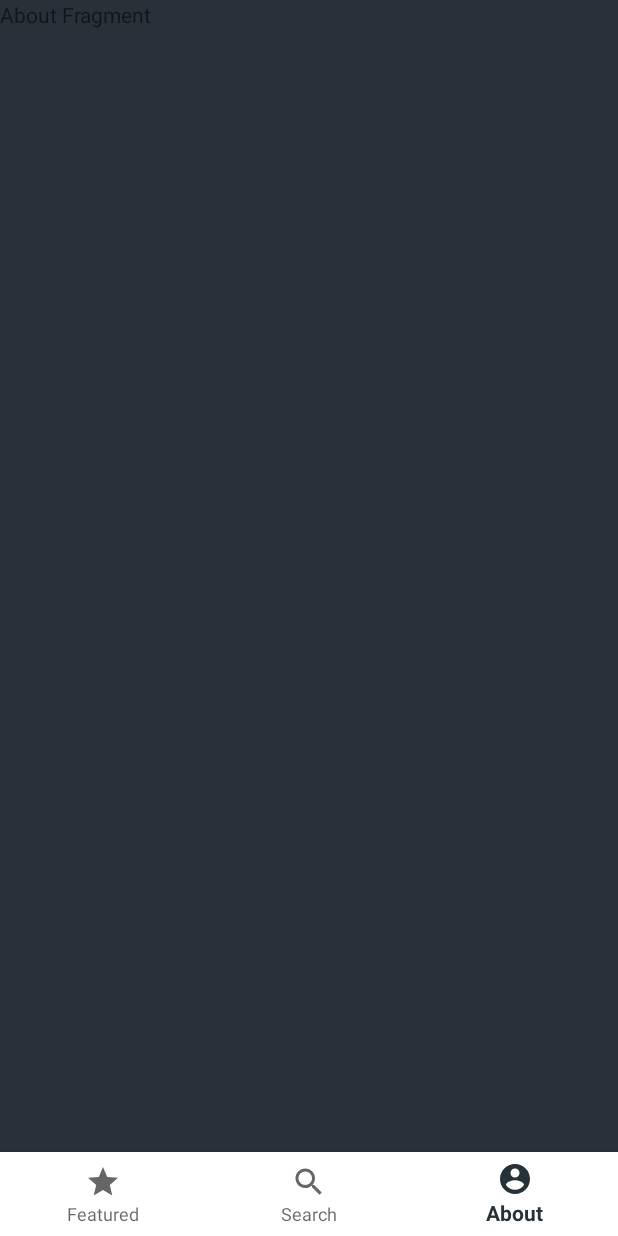
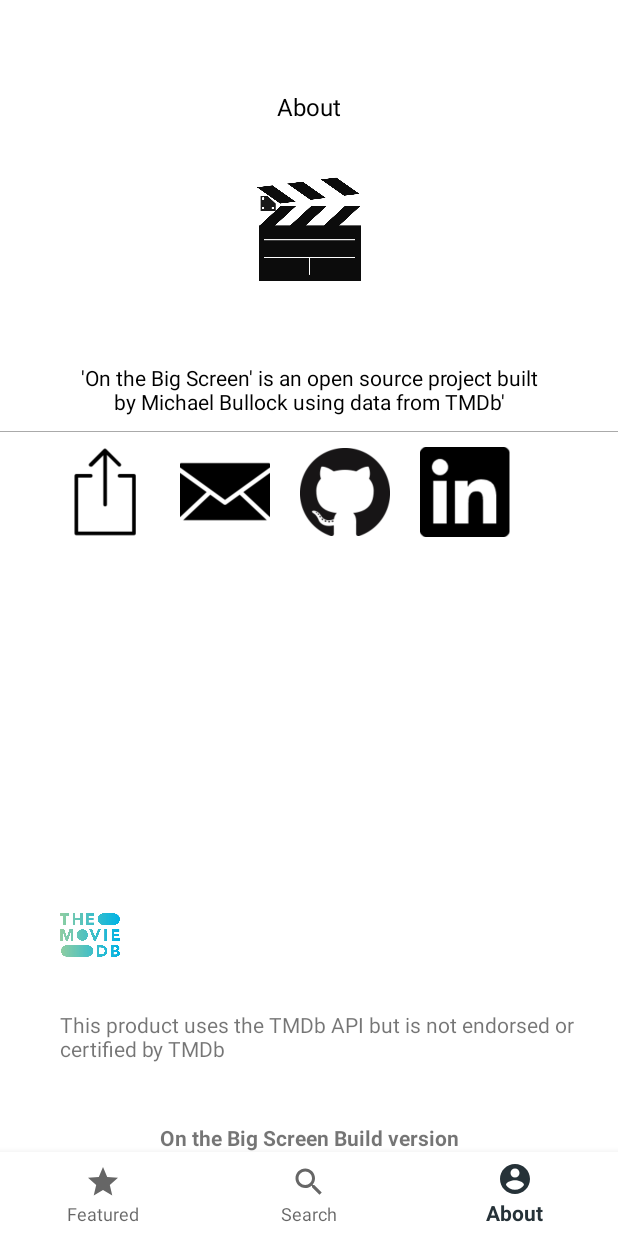
Before and after one commit to mike976/OnTheBigScreenApp_Android, an Android app: the screen it shows after launch (MainActivity), item 3 of the bottom bar chosen, on a phone screen of 412 x 824 dp. Run offline under Robolectric (Android 15) with nearby library versions, the phone set to English and light mode, and no system bars; our stand-ins replace Dagger/Hilt's generated code, paging; libraries missing offline, so code that uses them is left out: androidx.paging; pictures from the network do not load; 8 statements that could not run were skipped.

Commit message:
completed about page

```diff
--- a/app/src/main/java/com/mike976/onthebigscreen/view/fragment/about/AboutFragment.kt
+++ b/app/src/main/java/com/mike976/onthebigscreen/view/fragment/about/AboutFragment.kt
@@ -1,22 +1,18 @@
 package com.mike976.onthebigscreen.view.fragment.about
 
-import androidx.lifecycle.ViewModelProviders
+import android.content.Context
+import android.content.Intent
+import android.net.Uri
 import android.os.Bundle
 import androidx.fragment.app.Fragment
 import android.view.LayoutInflater
 import android.view.View
 import android.view.ViewGroup
 import com.example.onthebigscreen.R
-import com.mike976.onthebigscreen.viewmodel.AboutViewModel
+import com.mike976.onthebigscreen.util.getProgressDrawable
+import kotlinx.android.synthetic.main.fragment_about.*
 
 class AboutFragment : Fragment() {
-
-    companion object {
-        fun newInstance() =
-            AboutFragment()
-    }
-
-    private lateinit var viewModel: AboutViewModel
 
     override fun onCreateView(
         inflater: LayoutInflater, container: ViewGroup?,
@@ -27,8 +23,54 @@ class AboutFragment : Fragment() {
 
     override fun onActivityCreated(savedInstanceState: Bundle?) {
         super.onActivityCreated(savedInstanceState)
-        viewModel = ViewModelProviders.of(this).get(AboutViewModel::class.java)
+        loadImages()
 
     }
 
+    private fun loadImages() {
+
+        activity?.let {
+            val progressDrawable = getProgressDrawable(it)
+            appIcon.setImageResource(R.drawable.about)
+
+            tmDbIcon.setImageResource(R.drawable.tmdb_logo)
+            gitHubImage.setImageResource(R.drawable.github)
+            gitHubImage.setOnClickListener {
+                it.context.browse("https://github.com/mike976")
+            }
+
+            emailImage.setImageResource(R.drawable.email)
+            emailImage.setOnClickListener {
+                it.context.email("mikebullock976@gmail.com")
+            }
+
+            linkedInImage.setImageResource(R.drawable.linked_in)
+            linkedInImage.setOnClickListener {
+                it.context.browse("https://uk.linkedin.com/in/michaelbullock976")
+            }
+
+            shareImage.setImageResource(R.drawable.share)
+            shareImage.setOnClickListener {
+                it.context.share("Hey there, Check out the 'On the Big Screen app! (Android)'")
+            }
+        }
+
+    }
+
+    fun Context.share(text: String) =
+        this.startActivity(Intent().apply {
+            action = Intent.ACTION_SEND
+            putExtra(Intent.EXTRA_TEXT, text)
+            type = "text/plain"
+        })
+
+    fun Context.browse(text: String) =
+        this.startActivity(Intent(Intent.ACTION_VIEW, Uri.parse(text)))
+
+    fun Context.email(emailAddr: String) =
+        this.startActivity(Intent().apply {
+            action = Intent.ACTION_SENDTO
+            data = Uri.parse("mailto:$emailAddr")
+        })
+
 }
--- a/app/src/main/java/com/mike976/onthebigscreen/viewmodel/AboutViewModel.kt
+++ /dev/null
@@ -1,6 +0,0 @@
-package com.mike976.onthebigscreen.viewmodel
-
-import androidx.lifecycle.ViewModel
-
-class AboutViewModel : ViewModel() {
-}
--- a/app/src/main/res/layout/fragment_about.xml
+++ b/app/src/main/res/layout/fragment_about.xml
@@ -1,13 +1,130 @@
 <?xml version="1.0" encoding="utf-8"?>
-<FrameLayout xmlns:android="http://schemas.android.com/apk/res/android"
+<androidx.constraintlayout.widget.ConstraintLayout xmlns:android="http://schemas.android.com/apk/res/android"
     xmlns:tools="http://schemas.android.com/tools"
     android:layout_width="match_parent"
     android:layout_height="match_parent"
-    tools:context="com.mike976.onthebigscreen.view.fragment.about.AboutFragment">
+    xmlns:app="http://schemas.android.com/apk/res-auto"
+    tools:context="com.mike976.onthebigscreen.view.fragment.about.AboutFragment"
+    android:background="@android:color/white">
 
     <TextView
+        android:id="@+id/aboutTextView"
         android:layout_width="match_parent"
-        android:layout_height="match_parent"
-        android:text="About Fragment" />
+        android:layout_height="wrap_content"
+        android:textAlignment="center"
+        android:layout_marginTop="60dp"
+        android:text="About"
+        android:textSize="16sp"
+        android:textColor="@android:color/black"
+        app:layout_constraintTop_toTopOf="parent"/>
 
-</FrameLayout>
+    <ImageView
+        android:id="@+id/appIcon"
+        android:layout_width="100dp"
+        android:layout_height="100dp"
+        android:layout_marginTop="20dp"
+        app:layout_constraintEnd_toEndOf="parent"
+        app:layout_constraintStart_toStartOf="parent"
+        app:layout_constraintTop_toBottomOf="@id/aboutTextView">
+
+    </ImageView>
+
+    <TextView
+        android:id="@+id/app_description"
+        android:layout_width="match_parent"
+        android:layout_height="wrap_content"
+        android:layout_marginTop="40dp"
+        android:textColor="@android:color/black"
+        android:textAlignment="center"
+        app:layout_constraintStart_toStartOf="parent"
+        app:layout_constraintTop_toBottomOf="@id/appIcon"
+        android:layout_marginLeft="50dp"
+        android:layout_marginRight="50dp"
+        android:text="'On the Big Screen' is an open source project built by Michael Bullock using data from TMDb'"
+        >
+
+    </TextView>
+
+    <View
+        android:id="@+id/line_below_app_description"
+        android:layout_width="match_parent"
+        android:layout_height="0.8dp"
+        android:layout_marginTop="10dp"
+        android:background="@android:color/darker_gray"
+        app:layout_constraintStart_toStartOf="parent"
+        app:layout_constraintTop_toBottomOf="@+id/app_description" />
+
+
+    <androidx.constraintlayout.widget.ConstraintLayout
+        app:layout_constraintTop_toBottomOf="@id/line_below_app_description"
+        android:layout_width="match_parent"
+        android:layout_height="wrap_content"
+        app:layout_constraintStart_toStartOf="parent"
+        android:layout_marginTop="10dp"
+        android:layout_marginLeft="40dp"
+        android:layout_marginRight="50dp">
+
+        <ImageView
+            android:id="@+id/shareImage"
+            android:layout_width="60dp"
+            android:layout_height="60dp"
+            app:layout_constraintStart_toStartOf="parent"
+            app:layout_constraintTop_toTopOf="parent"/>
+
+        <ImageView
+            android:id="@+id/emailImage"
+            android:layout_width="60dp"
+            android:layout_height="60dp"
+            android:layout_marginLeft="20dp"
+            app:layout_constraintStart_toEndOf="@id/shareImage"
+            app:layout_constraintTop_toTopOf="parent"/>
+
+        <ImageView
+            android:id="@+id/gitHubImage"
+            android:layout_width="60dp"
+            android:layout_height="60dp"
+            android:layout_marginLeft="20dp"
+            app:layout_constraintStart_toEndOf="@id/emailImage"
+             app:layout_constraintTop_toTopOf="parent"/>
+
+        <ImageView
+            android:id="@+id/linkedInImage"
+            android:layout_width="60dp"
+            android:layout_height="60dp"
+            android:layout_marginLeft="20dp"
+            app:layout_constraintStart_toEndOf="@id/gitHubImage"
+              app:layout_constraintTop_toTopOf="parent"/>
+
+    </androidx.constraintlayout.widget.ConstraintLayout>
+
+    <ImageView
+        android:id="@+id/tmDbIcon"
+        android:layout_width="40dp"
+        android:layout_height="40dp"
+        android:layout_marginBottom="30dp"
+        android:layout_marginLeft="40dp"
+        app:layout_constraintStart_toStartOf="parent"
+        app:layout_constraintBottom_toTopOf="@id/tmdbTextView"/>
+
+    <TextView
+        android:id="@+id/tmdbTextView"
+        android:layout_width="match_parent"
+        android:layout_height="wrap_content"
+        app:layout_constraintStart_toStartOf="parent"
+        app:layout_constraintBottom_toTopOf="@id/buildVersion"
+        android:layout_marginBottom="40dp"
+        android:layout_marginLeft="40dp"
+        android:text="This product uses the TMDb API but is not endorsed or certified by TMDb"/>
+
+    <TextView
+        android:id="@+id/buildVersion"
+        android:layout_width="match_parent"
+        android:layout_height="wrap_content"
+        app:layout_constraintStart_toStartOf="parent"
+        app:layout_constraintBottom_toBottomOf="parent"
+        android:textAlignment="center"
+        android:textStyle="bold"
+        android:text="On the Big Screen Build version"/>
+
+
+</androidx.constraintlayout.widget.ConstraintLayout>
```
Also changed, not shown: app/src/main/res/drawable/about.png (added), app/src/main/res/drawable/email.png (added), app/src/main/res/drawable/github.png (added), app/src/main/res/drawable/linked_in.png (added), app/src/main/res/drawable/share.png (added), app/src/main/res/drawable/tmdb_logo.jpg (added).
